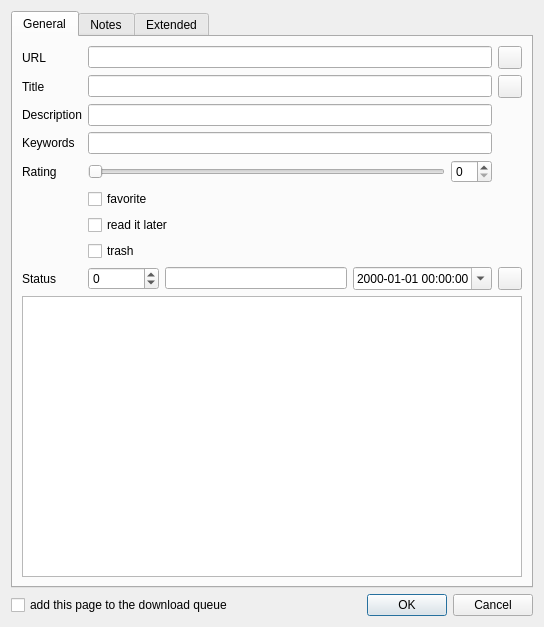
Old version of the form src/widget/bookmarkeditdialog/cbookmarkeditdialog.ui in the repository AlekseyDurachenko/qookmarks.
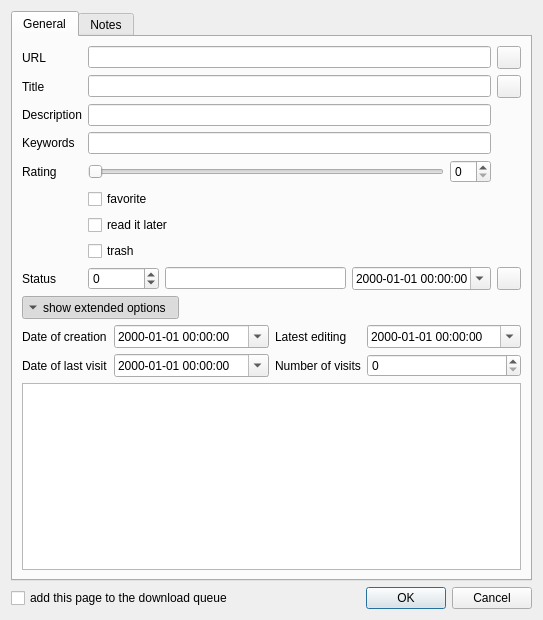
New version of the form. Icons and pictures are not drawn. Custom widgets are drawn as their Qt base class.

Commit message: move extended option to common tab

Diff of the .ui file:
```diff
--- a/src/widget/bookmarkeditdialog/cbookmarkeditdialog.ui
+++ b/src/widget/bookmarkeditdialog/cbookmarkeditdialog.ui
@@ -6,8 +6,8 @@
    <rect>
     <x>0</x>
     <y>0</y>
-    <width>544</width>
-    <height>627</height>
+    <width>543</width>
+    <height>620</height>
    </rect>
   </property>
   <property name="minimumSize">
@@ -198,6 +198,132 @@
          </item>
         </layout>
        </item>
+       <item>
+        <widget class="QToolButton" name="toolButton_showExtendedOptions">
+         <property name="text">
+          <string>show extended options</string>
+         </property>
+         <property name="checkable">
+          <bool>true</bool>
+         </property>
+         <property name="checked">
+          <bool>true</bool>
+         </property>
+         <property name="toolButtonStyle">
+          <enum>Qt::ToolButtonTextBesideIcon</enum>
+         </property>
+         <property name="arrowType">
+          <enum>Qt::DownArrow</enum>
+         </property>
+        </widget>
+       </item>
+       <item>
+        <widget class="QWidget" name="widget_extendedOptions" native="true">
+         <layout class="QGridLayout" name="gridLayout">
+          <property name="leftMargin">
+           <number>0</number>
+          </property>
+          <property name="topMargin">
+           <number>0</number>
+          </property>
+          <property name="rightMargin">
+           <number>0</number>
+          </property>
+          <property name="bottomMargin">
+           <number>0</number>
+          </property>
+          <item row="2" column="0">
+           <widget class="QLabel" name="label_metadata_lastVisited">
+            <property name="text">
+             <string>Date of last visit</string>
+            </property>
+           </widget>
+          </item>
+          <item row="0" column="1">
+           <widget class="QDateTimeEdit" name="dateTimeEdit_created">
+            <property name="sizePolicy">
+             <sizepolicy hsizetype="Expanding" vsizetype="Fixed">
+              <horstretch>0</horstretch>
+              <verstretch>0</verstretch>
+             </sizepolicy>
+            </property>
+            <property name="displayFormat">
+             <string>yyyy-MM-dd HH:mm:ss</string>
+            </property>
+            <property name="calendarPopup">
+             <bool>true</bool>
+            </property>
+           </widget>
+          </item>
+          <item row="2" column="1">
+           <widget class="QDateTimeEdit" name="dateTimeEdit_lastVisited">
+            <property name="sizePolicy">
+             <sizepolicy hsizetype="Expanding" vsizetype="Fixed">
+              <horstretch>0</horstretch>
+              <verstretch>0</verstretch>
+             </sizepolicy>
+            </property>
+            <property name="displayFormat">
+             <string>yyyy-MM-dd HH:mm:ss</string>
+            </property>
+            <property name="calendarPopup">
+             <bool>true</bool>
+            </property>
+           </widget>
+          </item>
+          <item row="0" column="0">
+           <widget class="QLabel" name="label_metadata_created">
+            <property name="text">
+             <string>Date of creation</string>
+            </property>
+           </widget>
+          </item>
+          <item row="0" column="2">
+           <widget class="QLabel" name="label_metadata_edited">
+            <property name="text">
+             <string>Latest editing</string>
+            </property>
+           </widget>
+          </item>
+          <item row="0" column="3">
+           <widget class="QDateTimeEdit" name="dateTimeEdit_edited">
+            <property name="sizePolicy">
+             <sizepolicy hsizetype="Expanding" vsizetype="Fixed">
+              <horstretch>0</horstretch>
+              <verstretch>0</verstretch>
+             </sizepolicy>
+            </property>
+            <property name="displayFormat">
+             <string>yyyy-MM-dd HH:mm:ss</string>
+            </property>
+            <property name="calendarPopup">
+             <bool>true</bool>
+            </property>
+           </widget>
+          </item>
+          <item row="2" column="2">
+           <widget class="QLabel" name="label_metadata_visitCount">
+            <property name="text">
+             <string>Number of visits</string>
+            </property>
+           </widget>
+          </item>
+          <item row="2" column="3">
+           <widget class="QSpinBox" name="spinBox_visitCount">
+            <property name="sizePolicy">
+             <sizepolicy hsizetype="Expanding" vsizetype="Fixed">
+              <horstretch>0</horstretch>
+              <verstretch>0</verstretch>
+             </sizepolicy>
+            </property>
+            <property name="maximum">
+             <number>999999999</number>
+            </property>
+           </widget>
+          </item>
+         </layout>
+        </widget>
+       </item>
        <item>
         <widget class="CCheckedTagView" name="treeView_checkedTags"/>
        </item>
@@ -293,108 +419,6 @@
        </item>
       </layout>
      </widget>
-     <widget class="QWidget" name="tab_extended">
-      <attribute name="title">
-       <string>Extended</string>
-      </attribute>
-      <layout class="QVBoxLayout" name="verticalLayout_4">
-       <item>
-        <layout class="QGridLayout" name="gridLayout">
-         <item row="3" column="0">
-          <widget class="QLabel" name="label_metadata_visitCount">
-           <property name="text">
-            <string>Number of visits</string>
-           </property>
-          </widget>
-         </item>
-         <item row="3" column="1">
-          <widget class="QSpinBox" name="spinBox_visitCount">
-           <property name="maximum">
-            <number>999999999</number>
-           </property>
-          </widget>
-         </item>
-         <item row="1" column="1">
-          <widget class="QDateTimeEdit" name="dateTimeEdit_edited">
-           <property name="displayFormat">
-            <string>yyyy-MM-dd HH:mm:ss</string>
-           </property>
-           <property name="calendarPopup">
-            <bool>true</bool>
-           </property>
-          </widget>
-         </item>
-         <item row="1" column="0">
-          <widget class="QLabel" name="label_metadata_edited">
-           <property name="text">
-            <string>Latest editing</string>
-           </property>
-          </widget>
-         </item>
-         <item row="0" column="1">
-          <widget class="QDateTimeEdit" name="dateTimeEdit_created">
-           <property name="displayFormat">
-            <string>yyyy-MM-dd HH:mm:ss</string>
-           </property>
-           <property name="calendarPopup">
-            <bool>true</bool>
-           </property>
-          </widget>
-         </item>
-         <item row="0" column="0">
-          <widget class="QLabel" name="label_metadata_created">
-           <property name="text">
-            <string>Date of creation</string>
-           </property>
-          </widget>
-         </item>
-         <item row="2" column="0">
-          <widget class="QLabel" name="label_metadata_lastVisited">
-           <property name="text">
-            <string>Date of last visit</string>
-           </property>
-          </widget>
-         </item>
-         <item row="2" column="1">
-          <widget class="QDateTimeEdit" name="dateTimeEdit_lastVisited">
-           <property name="displayFormat">
-            <string>yyyy-MM-dd HH:mm:ss</string>
-           </property>
-           <property name="calendarPopup">
-            <bool>true</bool>
-           </property>
-          </widget>
-         </item>
-         <item row="0" column="2">
-          <spacer name="horizontalSpacer">
-           <property name="orientation">
-            <enum>Qt::Horizontal</enum>
-           </property>
-           <property name="sizeHint" stdset="0">
-            <size>
-             <width>40</width>
-             <height>20</height>
-            </size>
-           </property>
-          </spacer>
-         </item>
-        </layout>
-       </item>
-       <item>
-        <spacer name="verticalSpacer_2">
-         <property name="orientation">
-          <enum>Qt::Vertical</enum>
-         </property>
-         <property name="sizeHint" stdset="0">
-          <size>
-           <width>20</width>
-           <height>40</height>
-          </size>
-         </property>
-        </spacer>
-       </item>
-      </layout>
-     </widget>
     </widget>
    </item>
    <item>
```
Left out of the diff: 9 changed lines with no effect on the pictures. The commit also changes 2 other files.
